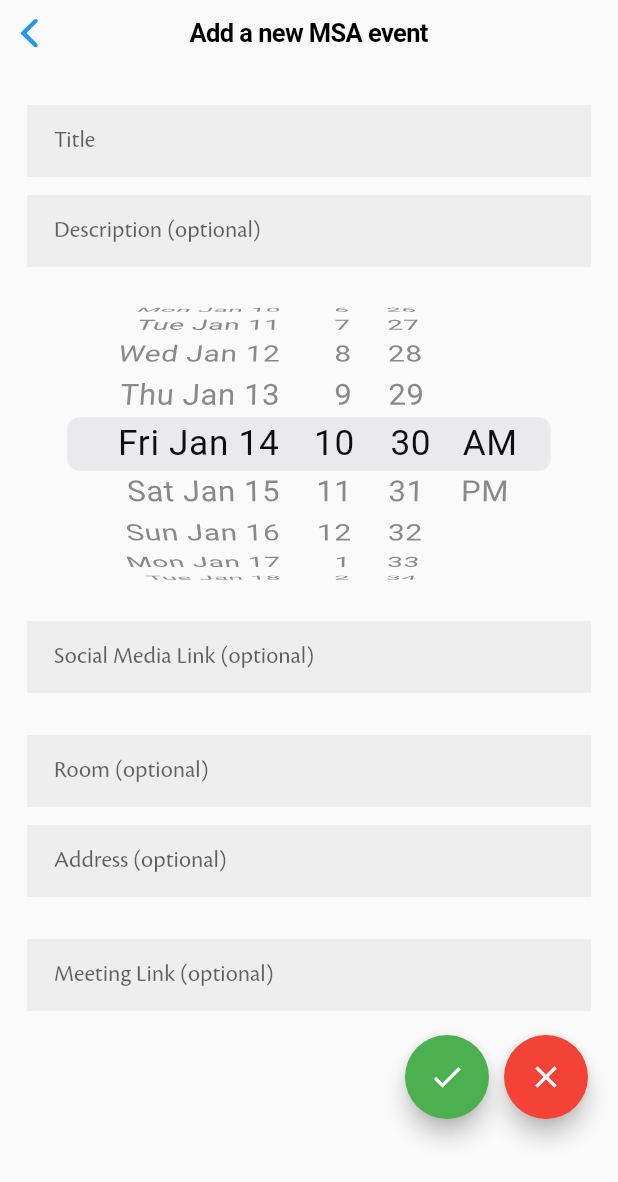
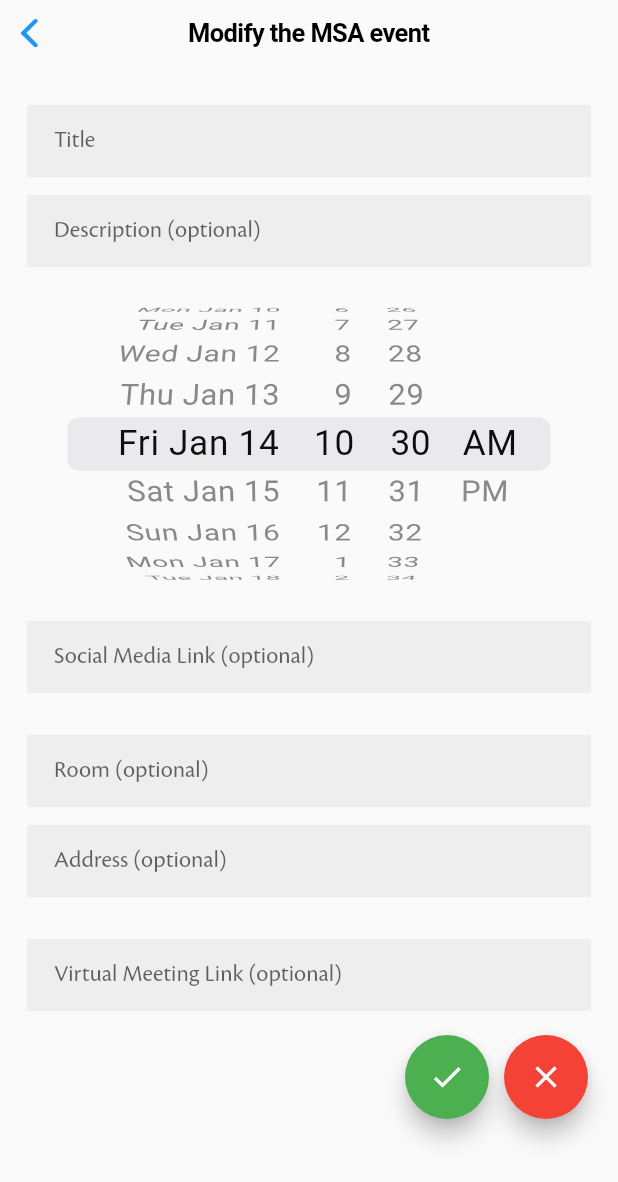
Before and after one commit to saadahmad5/umich_msa, a Flutter app: the EventsWidget screen opened directly, after a tap on the "add" icon, on a phone screen of 412 x 824 dp. Shown: the top 1182 px of the screen. Run offline on Flutter 3.47's test engine with Material 2 defaults, Android fonts, the phone set to English and light mode, and no system bars; our stand-ins replace cached_network_image, cloud_firestore, firebase_core, firebase_storage, flutter_spinkit, flutter_svg and 4 more; missing offline and left inert: maps_launcher; accounts and stored records are empty.

Commit message:
some cool edits

```diff
--- a/lib/screens/event_modify_screen.dart
+++ b/lib/screens/event_modify_screen.dart
@@ -23,7 +23,7 @@ class _EventModifyScreenState extends State<EventModifyScreen> {
     return CupertinoPageScaffold(
       navigationBar: const CupertinoNavigationBar(
         backgroundColor: CupertinoColors.lightBackgroundGray,
-        middle: Text('Add a new MSA event'),
+        middle: Text('Modify the MSA event'),
       ),
       child: Scaffold(
         body: SingleChildScrollView(
@@ -126,7 +126,7 @@ class _EventModifyScreenState extends State<EventModifyScreen> {
                     filled: true,
                     fillColor: MSAConstants.grayTextBoxBackgroundColor,
                     border: InputBorder.none,
-                    labelText: 'Meeting Link (optional)',
+                    labelText: 'Virtual Meeting Link (optional)',
                     hintText: "https://umich.zoom.us/j/",
                   ),
                 ),
--- a/lib/screens/signin_screen.dart
+++ b/lib/screens/signin_screen.dart
@@ -3,14 +3,13 @@ import 'package:firebase_core/firebase_core.dart';
 import 'package:firebase_storage/firebase_storage.dart';
 import 'package:flutter/material.dart';
 import 'package:flutter_svg/svg.dart';
-import 'package:umich_msa/apis/firebase_db.dart';
 import 'package:umich_msa/screens/splash_screen.dart';
 
 import 'package:umich_msa/msa_router.dart';
 import 'home_screen.dart';
 
 class SignInScreen extends StatefulWidget {
-  const SignInScreen();
+  const SignInScreen({Key? key}) : super(key: key);
 
   static String routeName = 'signInScreen';
   static Route<SignInScreen> route() {
@@ -28,7 +27,6 @@ class _SignInScreenState extends State<SignInScreen> {
   @override
   void initState() {
     super.initState();
-    getUsers();
   }
 
   @override
@@ -66,7 +64,7 @@ class _SignInScreenState extends State<SignInScreen> {
                 ),
               ),
             ),
-            Padding(
+            const Padding(
               padding: EdgeInsets.only(left: 15, right: 15, top: 5, bottom: 10),
               child: Material(
                 child: TextField(
--- a/lib/screens/widgets/events_widget.dart
+++ b/lib/screens/widgets/events_widget.dart
@@ -1,4 +1,3 @@
-import 'package:cached_network_image/cached_network_image.dart';
 import 'package:flutter/cupertino.dart';
 import 'package:flutter/material.dart';
 import 'package:intl/intl.dart';
@@ -33,13 +32,15 @@ class _EventsWidgetState extends State<EventsWidget> {
     Event tempEvent = Event(
         'Mini Q Seliman Ali',
         'Placeholder for any description',
-        DateTime(2022, 1, 7, 17, 30),
+        DateTime(DateTime.now().year, DateTime.now().month,
+            DateTime.now().day + 1, 17, 30),
         'Room 100',
         '530 S State St, Ann Arbor, MI 48109',
         'https://www.instagram.com/p/CXaCTR_L11M/?utm_source=ig_web_copy_link',
         'https://umich.zoom.us/j/1234567890');
 
-    events[DateTime(2022, 1, 7, 17, 30)] = [tempEvent];
+    events[DateTime(DateTime.now().year, DateTime.now().month,
+        DateTime.now().day + 1, 17, 30)] = [tempEvent];
     //events[DateTime(2022, 1, 7, 17, 30)]?.add(tempEvent);
   }
 
```
Also changed, not shown: lib/apis/firebase_db.dart (+13 -13 lines), lib/screens/splash_screen.dart (+8 -60 lines).
